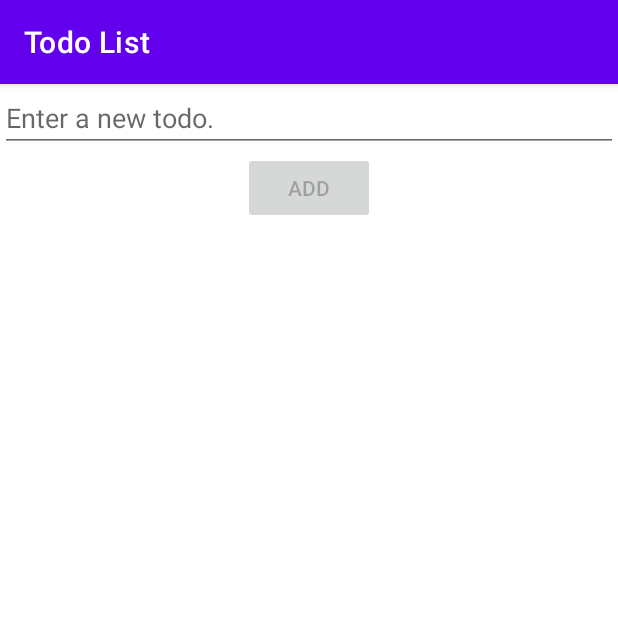
After one commit to BaranovVO/TodoList, an Android app: the fragment AddTodoFragment placed in its activity, on a phone screen of 412 x 824 dp, the top half of it. The commit adds this screen. Run offline under Robolectric (Android 15) with nearby library versions, the phone set to English and light mode, and no system bars; our stand-ins replace Dagger/Hilt's generated code.

Commit message:
Added AddTodoFragment

```diff
--- a/app/src/main/java/com/vladimirbaranov/todolist/data/repository/TodoRepositoryImpl.kt
+++ b/app/src/main/java/com/vladimirbaranov/todolist/data/repository/TodoRepositoryImpl.kt
@@ -13,7 +13,7 @@ class TodoRepositoryImpl(
     private val todoDao: TodoDao
 ) : TodoRepository {
 
-    override fun getTodoList(): Flow<List<TodoData>> {
+    override fun getTodoListFlow(): Flow<List<TodoData>> {
         return todoDao.getAll().map { list -> list.map { it.toData() } }
     }
 
--- a/app/src/main/java/com/vladimirbaranov/todolist/di/modules/FragmentBuildersModule.kt
+++ b/app/src/main/java/com/vladimirbaranov/todolist/di/modules/FragmentBuildersModule.kt
@@ -1,5 +1,6 @@
 package com.vladimirbaranov.todolist.di.modules
 
+import com.vladimirbaranov.todolist.ui.screens.addTodo.AddTodoFragment
 import com.vladimirbaranov.todolist.ui.screens.todoList.TodoListFragment
 import dagger.Module
 import dagger.android.ContributesAndroidInjector
@@ -8,4 +9,7 @@ import dagger.android.ContributesAndroidInjector
 abstract class FragmentBuildersModule {
     @ContributesAndroidInjector
     abstract fun provideTodoListFragment(): TodoListFragment
+
+    @ContributesAndroidInjector
+    abstract fun provideAddTodoFragment(): AddTodoFragment
 }
--- a/app/src/main/java/com/vladimirbaranov/todolist/domain/repository/TodoRepository.kt
+++ b/app/src/main/java/com/vladimirbaranov/todolist/domain/repository/TodoRepository.kt
@@ -4,7 +4,7 @@ import com.vladimirbaranov.todolist.domain.entity.TodoData
 import kotlinx.coroutines.flow.Flow
 
 interface TodoRepository {
-    fun getTodoList(): Flow<List<TodoData>>
+    fun getTodoListFlow(): Flow<List<TodoData>>
     suspend fun createTodo(text: String): TodoData
     suspend fun removeTodo(todoData: TodoData)
 }
--- a/app/src/main/java/com/vladimirbaranov/todolist/domain/usecases/GetTodoListUseCase.kt
+++ b/app/src/main/java/com/vladimirbaranov/todolist/domain/usecases/GetTodoListUseCase.kt
@@ -9,7 +9,7 @@ class GetTodoListUseCase(
 ) {
     suspend fun execute(): Result<Flow<List<TodoData>>> {
         return try {
-            Result.success(todoRepository.getTodoList())
+            Result.success(todoRepository.getTodoListFlow())
         } catch (throwable: Throwable) {
             Result.failure(throwable)
         }
--- a/app/src/main/java/com/vladimirbaranov/todolist/ui/MainActivity.kt
+++ b/app/src/main/java/com/vladimirbaranov/todolist/ui/MainActivity.kt
@@ -1,6 +1,7 @@
 package com.vladimirbaranov.todolist.ui
 
 import android.os.Bundle
+import androidx.activity.addCallback
 import com.vladimirbaranov.todolist.R
 import com.vladimirbaranov.todolist.ui.screens.todoList.TodoListFragment
 import dagger.android.support.DaggerAppCompatActivity
@@ -9,11 +10,20 @@ class MainActivity : DaggerAppCompatActivity() {
     override fun onCreate(savedInstanceState: Bundle?) {
         super.onCreate(savedInstanceState)
         setContentView(R.layout.activity_main)
+        onBackPressedDispatcher.addCallback(this) {
+            if (supportFragmentManager.backStackEntryCount > 1) {
+                supportFragmentManager.popBackStack()
+            } else {
+                moveTaskToBack(true)
+            }
+        }
         if (savedInstanceState == null) {
             supportFragmentManager
                 .beginTransaction()
                 .replace(R.id.contentContainer, TodoListFragment())
+                .addToBackStack(null)
                 .commit()
+            supportFragmentManager.executePendingTransactions()
         }
     }
 }
--- /dev/null
+++ b/app/src/main/java/com/vladimirbaranov/todolist/ui/screens/addTodo/AddTodoFragment.kt
@@ -0,0 +1,96 @@
+package com.vladimirbaranov.todolist.ui.screens.addTodo
+
+import android.os.Bundle
+import android.view.LayoutInflater
+import android.view.View
+import android.view.ViewGroup
+import android.widget.Toast
+import androidx.core.widget.addTextChangedListener
+import androidx.fragment.app.viewModels
+import androidx.lifecycle.Lifecycle
+import androidx.lifecycle.ViewModelProvider
+import androidx.lifecycle.flowWithLifecycle
+import androidx.lifecycle.lifecycleScope
+import com.vladimirbaranov.todolist.R
+import com.vladimirbaranov.todolist.databinding.FragmentAddTodoBinding
+import com.vladimirbaranov.todolist.ui.screens.addTodo.AddTodoViewModel.Event.Error
+import com.vladimirbaranov.todolist.ui.screens.addTodo.AddTodoViewModel.Event.TodoAdded
+import dagger.android.support.DaggerFragment
+import kotlinx.coroutines.flow.launchIn
+import kotlinx.coroutines.flow.onEach
+import javax.inject.Inject
+
+class AddTodoFragment : DaggerFragment() {
+
+    @Inject
+    lateinit var viewModelFactory: ViewModelProvider.Factory
+    private val viewModel: AddTodoViewModel by viewModels { viewModelFactory }
+
+    private var binding: FragmentAddTodoBinding? = null
+
+    override fun onCreate(savedInstanceState: Bundle?) {
+        super.onCreate(savedInstanceState)
+        lifecycle.addObserver(viewModel)
+    }
+
+    override fun onDestroy() {
+        super.onDestroy()
+        lifecycle.removeObserver(viewModel)
+    }
+
+    override fun onCreateView(
+        inflater: LayoutInflater, container: ViewGroup?,
+        savedInstanceState: Bundle?
+    ): View {
+        val binding = FragmentAddTodoBinding.inflate(inflater, container, false)
+        this.binding = binding
+        return binding.root
+    }
+
+    override fun onDestroyView() {
+        super.onDestroyView()
+        binding = null
+    }
+
+    override fun onViewCreated(view: View, savedInstanceState: Bundle?) {
+        super.onViewCreated(view, savedInstanceState)
+        configTodoEditAndButton()
+        configEvents()
+    }
+
+    private fun configTodoEditAndButton() {
+        binding?.apply {
+            etTodo.addTextChangedListener { editable ->
+                editable?.let { todoText ->
+                    btAdd.isEnabled = todoText.isNotBlank()
+                }
+            }
+            btAdd.isEnabled = etTodo.text?.isNotBlank() ?: false
+            btAdd.setOnClickListener {
+                etTodo.text?.let { viewModel.addTodo(it.toString()) }
+            }
+        }
+    }
+
+    private fun configEvents() {
+        viewModel.events.flowWithLifecycle(
+            lifecycle = viewLifecycleOwner.lifecycle,
+            minActiveState = Lifecycle.State.STARTED
+        )
+            .onEach {
+                when (it) {
+                    is Error -> onErrorEvent(it)
+                    is TodoAdded -> onAddedEvent(it)
+                }
+            }
+            .launchIn(viewLifecycleOwner.lifecycleScope)
+    }
+
+    private fun onAddedEvent(todoAdded: TodoAdded) {
+        requireActivity().supportFragmentManager.popBackStack()
+    }
+
+    private fun onErrorEvent(error: Error) {
+        Toast.makeText(requireContext(), getString(R.string.error), Toast.LENGTH_SHORT).show()
+    }
+}
--- /dev/null
+++ b/app/src/main/java/com/vladimirbaranov/todolist/ui/screens/addTodo/AddTodoViewModel.kt
@@ -0,0 +1,32 @@
+package com.vladimirbaranov.todolist.ui.screens.addTodo
+
+import androidx.lifecycle.DefaultLifecycleObserver
+import androidx.lifecycle.ViewModel
+import androidx.lifecycle.viewModelScope
+import com.vladimirbaranov.todolist.domain.entity.TodoData
+import com.vladimirbaranov.todolist.domain.usecases.CreateTodoUseCase
+import kotlinx.coroutines.channels.Channel
+import kotlinx.coroutines.flow.receiveAsFlow
+import kotlinx.coroutines.launch
+import javax.inject.Inject
+
+class AddTodoViewModel @Inject constructor(
+    private val createTodoUseCase: CreateTodoUseCase
+) : ViewModel(), DefaultLifecycleObserver {
+
+    sealed class Event {
+        data class Error(val throwable: Throwable) : Event()
+        data class TodoAdded(val todoData: TodoData) : Event()
+    }
+
+    private val eventChannel = Channel<Event>(Channel.BUFFERED)
+    val events = eventChannel.receiveAsFlow()
+
+    fun addTodo(text: String) {
+        viewModelScope.launch {
+            createTodoUseCase.execute(text)
+                .onFailure { eventChannel.send(Event.Error(it)) }
+                .onSuccess { eventChannel.send(Event.TodoAdded(it)) }
+        }
+    }
+}
--- a/app/src/main/java/com/vladimirbaranov/todolist/ui/screens/todoList/TodoListViewModel.kt
+++ b/app/src/main/java/com/vladimirbaranov/todolist/ui/screens/todoList/TodoListViewModel.kt
@@ -20,17 +20,17 @@ class TodoListViewModel @Inject constructor(
     private val removeTodoUseCase: RemoveTodoUseCase
 ) : ViewModel(), DefaultLifecycleObserver {
 
-    sealed class Event() {
+    sealed class Event {
         data class Error(val throwable: Throwable) : Event()
         data class TodoRemoved(val todoData: TodoData) : Event()
     }
 
+    private val eventChannel = Channel<Event>(Channel.BUFFERED)
+    val events = eventChannel.receiveAsFlow()
+
     private val _todoList = MutableStateFlow(listOf<TodoData>())
     val todoList: StateFlow<List<TodoData>>
         get() = _todoList
-
-    private val eventChannel = Channel<Event>(Channel.BUFFERED)
-    val events = eventChannel.receiveAsFlow()
 
     private var todoListCollectingJob: Job? = null
 
--- /dev/null
+++ b/app/src/main/res/layout/fragment_add_todo.xml
@@ -0,0 +1,31 @@
+<?xml version="1.0" encoding="utf-8"?>
+<androidx.constraintlayout.widget.ConstraintLayout xmlns:android="http://schemas.android.com/apk/res/android"
+    xmlns:app="http://schemas.android.com/apk/res-auto"
+    xmlns:tools="http://schemas.android.com/tools"
+    android:layout_width="match_parent"
+    android:layout_height="match_parent"
+    tools:context=".ui.screens.addTodo.AddTodoFragment">
+
+    <com.google.android.material.textfield.TextInputEditText
+        android:id="@+id/et_todo"
+        android:layout_width="match_parent"
+        android:layout_height="wrap_content"
+        android:hint="@string/enter_a_new_todo"
+        app:layout_constraintBottom_toBottomOf="parent"
+        app:layout_constraintEnd_toEndOf="parent"
+        app:layout_constraintStart_toStartOf="parent"
+        app:layout_constraintTop_toTopOf="parent"
+        app:layout_constraintVertical_bias="0.0" />
+
+    <androidx.appcompat.widget.AppCompatButton
+        android:id="@+id/bt_add"
+        android:layout_width="wrap_content"
+        android:layout_height="wrap_content"
+        android:text="@string/add"
+        app:layout_constraintBottom_toBottomOf="parent"
+        app:layout_constraintEnd_toEndOf="parent"
+        app:layout_constraintStart_toStartOf="parent"
+        app:layout_constraintTop_toBottomOf="@+id/et_todo"
+        app:layout_constraintVertical_bias="0.0" />
+
+</androidx.constraintlayout.widget.ConstraintLayout>
--- a/app/src/main/res/values/strings.xml
+++ b/app/src/main/res/values/strings.xml
@@ -1,3 +1,7 @@
 <resources>
     <string name="app_name">Todo List</string>
+    <string name="enter_a_new_todo">Enter a new todo.</string>
+    <string name="add">Add</string>
+    <string name="error">Error!</string>
+    <string name="removed">Removed!</string>
 </resources>
```
Also changed, not shown: app/src/main/java/com/vladimirbaranov/todolist/di/modules/ViewModelModule.kt (+7 -1 lines), app/src/main/java/com/vladimirbaranov/todolist/ui/screens/todoList/TodoListFragment.kt (+31 -1 lines).
